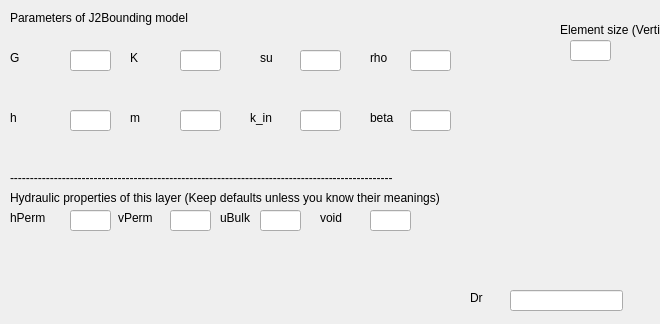
Qt form UI/J2Bounding.ui (NHERI-SimCenter/QS3hark) before a commit.
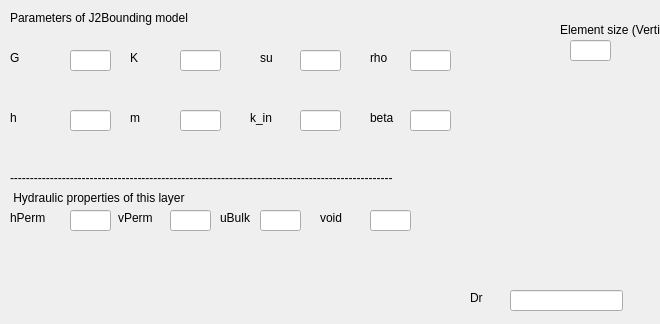
The same form after that commit.

```diff
--- a/UI/J2Bounding.ui
+++ b/UI/J2Bounding.ui
@@ -253,7 +253,7 @@
     </rect>
    </property>
    <property name="text">
-    <string>Hydraulic properties of this layer (Keep defaults unless you know their meanings)</string>
+    <string> Hydraulic properties of this layer</string>
    </property>
   </widget>
   <widget class="QLabel" name="label_34">
```
